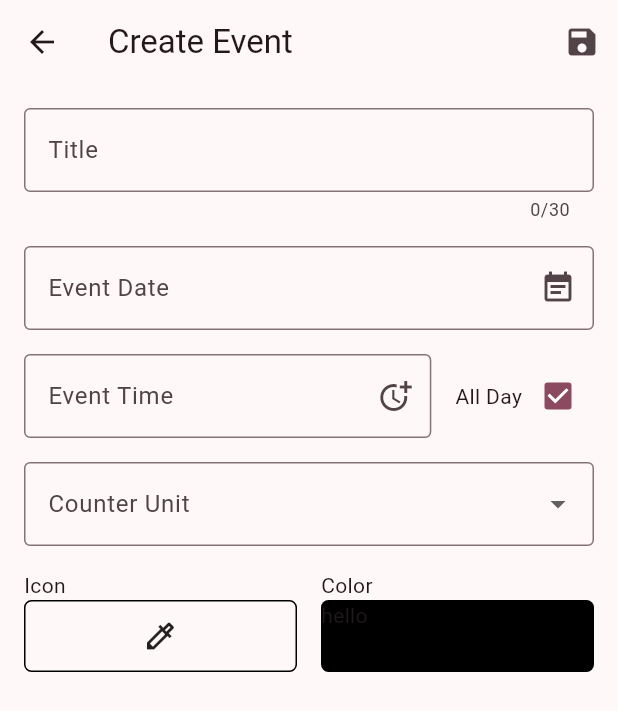
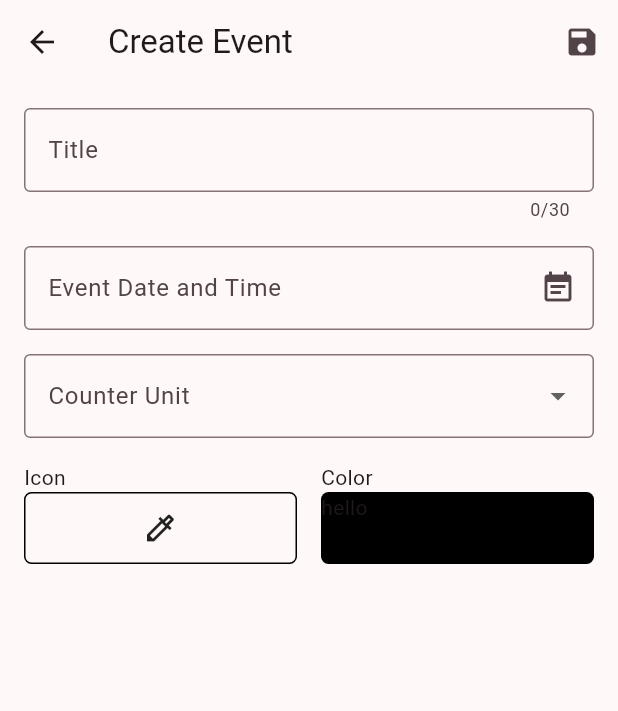
Before and after one commit to jayceebuarao/coucoucountdown, a Flutter app: the screen it shows after launch, after a tap on the "add" icon, on a phone screen of 412 x 824 dp. Shown: the top 711 px of the screen. Run offline on Flutter 3.47's test engine with Material 3 defaults, Android fonts, the phone set to English and light mode, and no system bars; drawn by our look-alikes of date_field; our stand-ins replace flutter_riverpod, sqflite; accounts and stored records are empty.

Commit message:
remove isAllDay and hmsTime parameters

```diff
--- a/lib/models/event.dart
+++ b/lib/models/event.dart
@@ -10,8 +10,6 @@ class Event {
     String? id,
     required this.title,
     required this.eventDate,
-    required this.isAllDay,
-    required this.hmsTime,
     required this.timeUnit,
     this.isCountdown = false,
     this.isDone = false,
@@ -23,8 +21,6 @@ class Event {
   final String id;
   final String title;
   final DateTime eventDate;
-  final bool isAllDay;
-  final DateTime hmsTime;
   final CounterUnits timeUnit;
   final bool isCountdown;
   final bool isDone;
--- a/lib/providers/events_provider.dart
+++ b/lib/providers/events_provider.dart
@@ -1,5 +1,3 @@
-import 'dart:html';
-
 import 'package:coucoucountdown/models/event.dart';
 import 'package:flutter/material.dart';
 import 'package:sqflite/sqflite.dart' as sql;
@@ -11,10 +9,10 @@ Future<Database> _getDatabase() async {
   final dbPath = await sql.getDatabasesPath();
   final db = await sql.openDatabase(
     path.join(dbPath, 'events.db'),
-    version: 1,
+    version: 3,
     onCreate: (db, version) {
       return db.execute(
-          'CREATE TABLE user_events(id TEXT PRIMARY KEY, title TEXT, eventDate BLOB, isAllDay INTEGER, hmsTime BLOB, timeUnit TEXT, isCountdown INTEGER, isDone INTEGER, color BLOB, icon BLOB)');
+          'CREATE TABLE user_events(id TEXT PRIMARY KEY, title TEXT, eventDate TEXT, timeUnit TEXT, isCountdown INTEGER, isDone INTEGER, color BLOB, icon BLOB)');
     },
   );
 
@@ -32,8 +30,6 @@ class UserEventsNotifier extends StateNotifier<List<Event>> {
           (row) => Event(
               title: row['title'] as String,
               eventDate: row['eventDate'] as DateTime,
-              isAllDay: row['isAllDay'] as bool,
-              hmsTime: row['hmsTime'] as DateTime,
               timeUnit: row['timeUnit'] as CounterUnits,
               isCountdown: row['isCountdown'] as bool,
               isDone: row['isDone'] as bool,
@@ -52,9 +48,7 @@ class UserEventsNotifier extends StateNotifier<List<Event>> {
       {
         'id': newEvent.id,
         'title': newEvent.title,
-        'eventDate': newEvent.eventDate,
-        'isAllDay': newEvent.isAllDay,
-        'hmsTime': newEvent.hmsTime,
+        'eventDate': newEvent.eventDate.toString(),
         'timeUnit': newEvent.timeUnit,
         'isCountdown': newEvent.isCountdown,
         'isDone': newEvent.isDone,
@@ -64,6 +58,7 @@ class UserEventsNotifier extends StateNotifier<List<Event>> {
     );
 
     state = [newEvent, ...state];
+    print(state.toList());
   }
 }
 
--- a/lib/screens/createeventpage.dart
+++ b/lib/screens/createeventpage.dart
@@ -15,8 +15,6 @@ class _CreateEventPageState extends ConsumerState<CreateEventPage> {
   final _formKey = GlobalKey<FormState>();
   var _enteredTitle = '';
   var _enteredEventDate = DateTime.now();
-  var _isAllDay = true;
-  late var _enteredEventTime = DateTime.parse('$_enteredEventDate');
   var _enteredTimeUnit = CounterUnits.summary;
   var _selectedIcon = const Icon(Icons.star);
   var _selectedColor = Colors.black;
@@ -26,9 +24,7 @@ class _CreateEventPageState extends ConsumerState<CreateEventPage> {
     if (_formKey.currentState!.validate()) {
       ref.read(userEventsProvider.notifier).addEvent(Event(
           title: _enteredTitle,
-          eventDate: _enteredEventTime,
-          isAllDay: _isAllDay,
-          hmsTime: _enteredEventTime,
+          eventDate: _enteredEventDate,
           timeUnit: _enteredTimeUnit,
           color: _selectedColor,
           icon: _selectedIcon));
@@ -82,53 +78,14 @@ class _CreateEventPageState extends ConsumerState<CreateEventPage> {
                     decoration: const InputDecoration(
                         border: OutlineInputBorder(),
                         suffixIcon: Icon(Icons.event_note),
-                        labelText: 'Event Date'),
-                    mode: DateTimeFieldPickerMode.date,
+                        labelText: 'Event Date and Time'),
+                    mode: DateTimeFieldPickerMode.dateAndTime,
                     autovalidateMode: AutovalidateMode.onUserInteraction,
                     validator: (e) =>
                         (e == null) ? 'Please enter a valid date' : null,
                     onDateSelected: (DateTime value) {
                       _enteredEventDate = value;
                     },
-                  ),
-                ),
-                //
-                // EVENT TIME
-                //
-                Padding(
-                  padding: const EdgeInsets.only(top: 16),
-                  child: Row(
-                    mainAxisAlignment: MainAxisAlignment.end,
-                    children: [
-                      Expanded(
-                        child: DateTimeFormField(
-                          enabled: _isAllDay ? false : true,
-                          decoration: const InputDecoration(
-                            border: OutlineInputBorder(),
-                            suffixIcon: Icon(Icons.more_time),
-                            labelText: 'Event Time',
-                          ),
-                          mode: DateTimeFieldPickerMode.time,
-                          autovalidateMode: AutovalidateMode.onUserInteraction,
-                          validator: (e) => (e == null && _isAllDay == false)
-                              ? 'Please enter a valid time'
-                              : null,
-                          onDateSelected: (DateTime value) {
-                            _enteredEventTime = value;
-                          },
-                        ),
-                      ),
-                      const SizedBox(width: 16),
-                      const Text('All Day'),
-                      Checkbox(
-                        value: _isAllDay,
-                        onChanged: (value) {
-                          setState(() {
-                            _isAllDay = value!;
-                          });
-                        },
-                      ),
-                    ],
                   ),
                 ),
                 //
```
